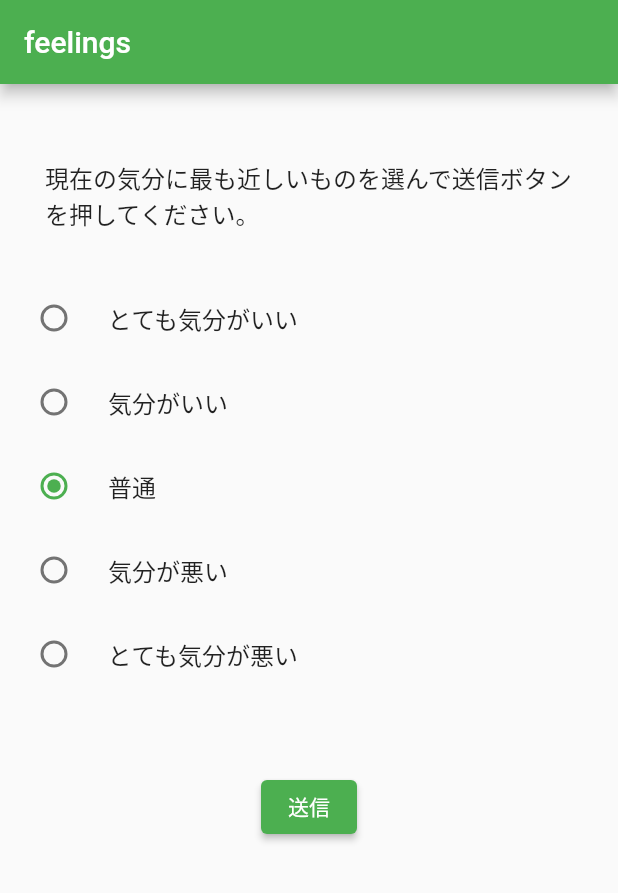
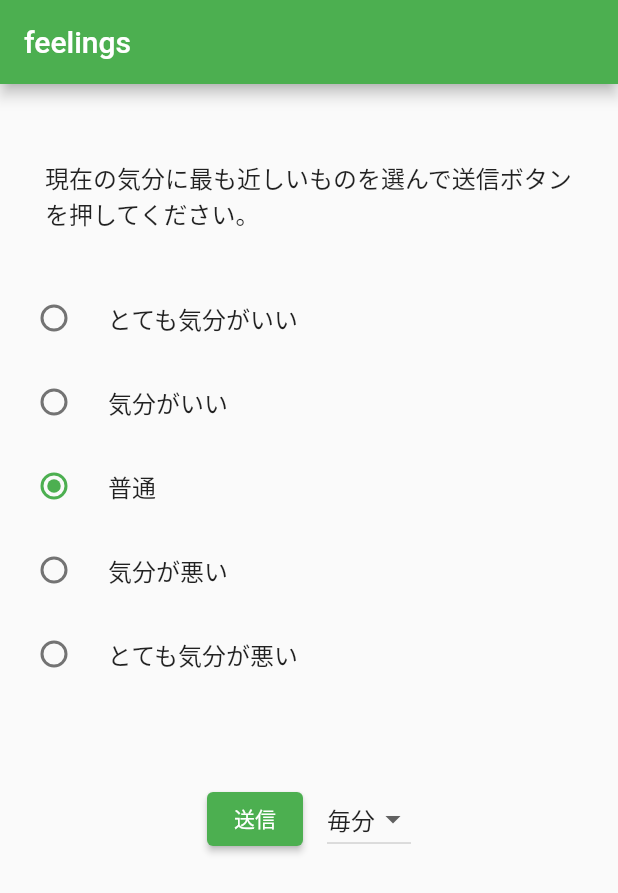
Before and after one commit to suddenly-inui/crest-labeling, a Flutter app: the screen it shows after launch, after a tap on "送信", on a phone screen of 412 x 824 dp. Shown: the top 893 px of the screen. Run offline on Flutter 3.47's test engine with Material 2 defaults, Android fonts, the phone set to English and light mode, and no system bars; our stand-ins replace flutter_local_notifications, shared_preferences.

Commit message:
通知間隔の設定を実装

```diff
--- a/lib/LocalNotificationScreen.dart
+++ b/lib/LocalNotificationScreen.dart
@@ -1,5 +1,6 @@
 import 'package:flutter/material.dart';
 import 'package:flutter_local_notifications/flutter_local_notifications.dart';
+import 'package:shared_preferences/shared_preferences.dart';
 
 enum RadioValue { FIRST, SECOND, THIRD, FOURTH, FIFTH }
 final flnp = FlutterLocalNotificationsPlugin();
@@ -12,39 +13,48 @@ class LocalNotificationScreen extends StatefulWidget {
 
 class _LocalNotificationScreenState extends State<LocalNotificationScreen> {
   RadioValue _gValue = RadioValue.THIRD;
+  List<DropdownMenuItem<int>> _notificationInterval = [
+    DropdownMenuItem(
+      child: Text("毎分"),
+      value: 0,
+    ),
+    DropdownMenuItem(
+      child: Text("毎時"),
+      value: 1,
+    ),
+    DropdownMenuItem(
+      child: Text("毎日"),
+      value: 2,
+    ),
+    DropdownMenuItem(
+      child: Text("毎週"),
+      value: 3,
+    )
+  ];
+  List<RepeatInterval> intervalList = [
+    RepeatInterval.everyMinute,
+    RepeatInterval.hourly,
+    RepeatInterval.daily,
+    RepeatInterval.weekly,
+  ];
+  int _selectedItem = 0;
 
   @override
   void initState() {
-    notification();
+    loadNotificationInterval();
+    prepareNotification();
   }
 
-  //1回目の起動時に通知許可の前に通知設定がなされるため通知が行われない問題
-
-  void notification() async {
-    var androidPlatformChannelSpecifics = AndroidNotificationDetails(
+  var platformChannelSpecifics = NotificationDetails(
+      android: AndroidNotificationDetails(
         'alarm_notif',
         'Scheduled notification', //name of the notif channel
         'A scheduled notification', //description of the notif channel
         icon: 'question',
         largeIcon: DrawableResourceAndroidBitmap('question'),
-    );
-    var iOSPlatformChannelSpecifics = IOSNotificationDetails(
-        presentAlert: true, presentBadge: true, presentSound: true);
-    var platformChannelSpecifics = NotificationDetails(
-        android: androidPlatformChannelSpecifics,
-        iOS: iOSPlatformChannelSpecifics);
-
-    flnp
-        .initialize(
-          InitializationSettings(
-            iOS: IOSInitializationSettings(),
       ),
-        )
-        .then((value) => {
-              flnp.periodicallyShow(0, 'Title', 'Body',
-                  RepeatInterval.everyMinute, platformChannelSpecifics)
-            });
-  }
+      iOS: IOSNotificationDetails(
+          presentAlert: true, presentBadge: true, presentSound: true));
 
   @override
   Widget build(BuildContext context) {
@@ -98,18 +108,71 @@ class _LocalNotificationScreenState extends State<LocalNotificationScreen> {
               SizedBox(
                 height: 50.0,
               ),
-              ElevatedButton(
+              Row(
+                mainAxisAlignment: MainAxisAlignment.center,
+                children: [
+                  Padding(
+                    padding: const EdgeInsets.all(8.0),
+                    child: ElevatedButton(
                       onPressed: () {
-                  // send to DB. the value is in _gValue.
-                  print(_gValue);
+                        sendDB(_gValue);
                       },
                       child: Text("送信"),
                     ),
+                  ),
+                  Padding(
+                    padding: const EdgeInsets.all(8.0),
+                    child: DropdownButton<int>(
+                      items: _notificationInterval,
+                      value: _selectedItem,
+                      onChanged: (value) {
+                        setState(
+                          () {
+                            _selectedItem = value!;
+                          },
+                        );
+                        saveNotificationInterval(value!);
+                        prepareNotification();
+                      },
+                    ),
+                  )
+                ],
+              )
             ],
           ),
         ),
       ),
     );
+  }
+  //ここをいじってデータベースに送信
+  void sendDB(value) {
+    print(value);
+  }
+
+  void saveNotificationInterval(int num) async {
+    final prefs = await SharedPreferences.getInstance();
+    prefs.setInt("notificationInterval", num);
+  }
+
+  void loadNotificationInterval() async {
+    final prefs = await SharedPreferences.getInstance();
+
+    setState(() {
+      _selectedItem = prefs.getInt("notificationInterval") ?? 0;
+    });
+  }
+
+  void prepareNotification() async {
+    flnp
+        .initialize(
+          InitializationSettings(
+            iOS: IOSInitializationSettings(),
+          ),
+        )
+        .then((value) => {
+              flnp.periodicallyShow(0, 'Title', 'Body',
+                  intervalList[_selectedItem], platformChannelSpecifics)
+            });
   }
 
   _onRadioSelected(value) {
```
Lines whose indentation alone changed are shown as unchanged.
